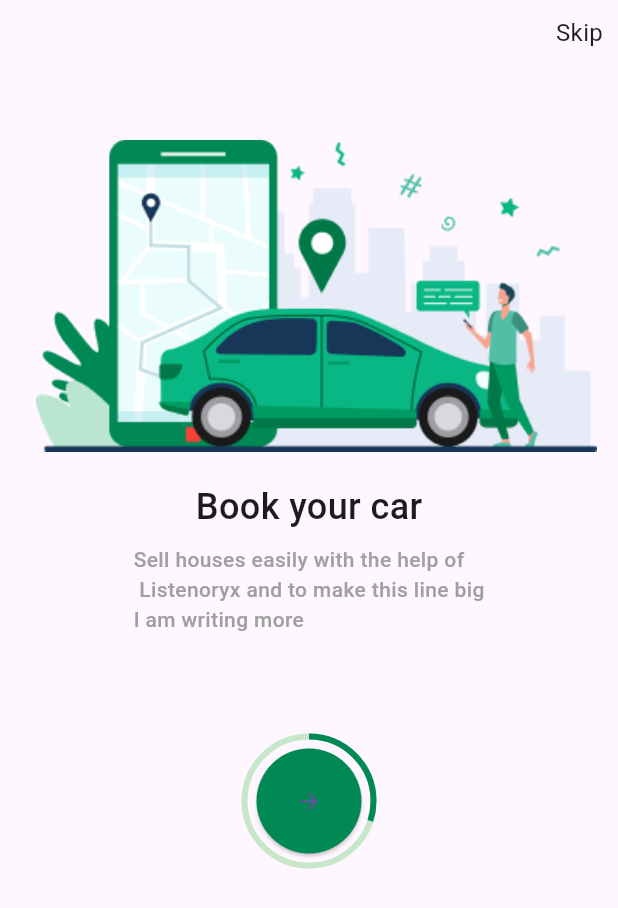
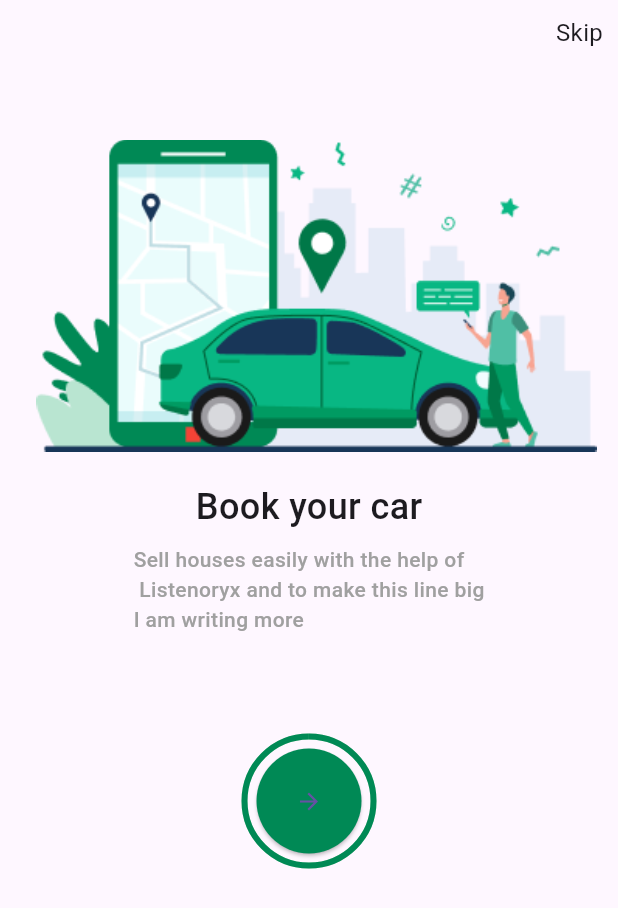
Before and after one commit to duaa804/ride_app, a Flutter app: the ThreeOnboarding screen opened by its route, on a phone screen of 412 x 824 dp. Shown: the top 908 px of the screen. Run offline on Flutter 3.47's test engine with Material 3 defaults, Android fonts, the phone set to English and light mode, and no system bars; our stand-ins replace dio, flutter_bloc, flutter_map, go_router, latlong2.

```diff
--- a/lib/main.dart
+++ b/lib/main.dart
@@ -16,15 +16,15 @@
 //   }
 // }
 import 'package:flutter/material.dart';
-import 'package:flutter_map/flutter_map.dart';
+
 import 'package:go_router/go_router.dart';
-import 'package:latlong2/latlong.dart';
 import 'package:ride_app/pages/01_onboarding.dart';
 import 'package:ride_app/pages/02_omboarding.dart';
 import 'package:ride_app/pages/03_onboarding.dart';
 import 'package:ride_app/pages/home_page.dart';
 import 'package:ride_app/pages/set_password.dart';
 import 'package:ride_app/pages/sign_up.dart';
+import 'package:ride_app/pages/welcome.dart';
 
 void main() {
   runApp(MyApp());
@@ -35,7 +35,7 @@ class MyApp extends StatefulWidget {
   State<MyApp> createState() => _MyAppState();
 }
 final GoRouter _router = GoRouter(
-  initialLocation: '/signup',
+  initialLocation: '/oneonboarding',
   routes: [
      GoRoute(
     path: '/oneonboarding',
@@ -44,6 +44,10 @@ final GoRouter _router = GoRouter(
   GoRoute(
     path: '/',
     builder: (context, state) => const HomePage(),
+  ),
+  GoRoute(
+    path: '/welcome',
+    builder: (context, state) =>  WelcomeScreen(),
   ),
   GoRoute(
       path: '/twoonboarding',
@@ -67,61 +71,7 @@ class _MyAppState extends State<MyApp> {
     return MaterialApp.router(
       routerConfig: _router,
       debugShowCheckedModeBanner: false,
-      // home: Scaffold(
-      //   body: FlutterMap(
-      //     options: MapOptions(
-      //         initialCenter: LatLng(33.5093553, 36.2939167),
-      //         initialZoom: 20,
-      //         onTap: (_, latlng) {
-      //           setState(() {
-      //             tappedPoints.add(latlng);
-      //             debugPrint(latlng.toString());
-      //           });
-      //         }),
-      //     children: [
-      //       TileLayer(
-      //         urlTemplate: 'https://tile.openstreetmap.org/{z}/{x}/{y}.png',
-      //         userAgentPackageName: 'com.example.app',
-      //       ),
-      //       MarkerLayer(
-      //         markers: [
-      //           Marker(
-      //             point: LatLng(33.5093553, 36.2939167),
-      //             width: 80,
-      //             height: 80,
-      //             child: Icon(
-      //               Icons.pin_drop,
-      //               size: 60,
-      //             ),
-      //           ),
-      //         ],
-      //       ),
-      //       MarkerLayer(
-      //         markers: [
-      //           Marker(
-      //             point: LatLng(33.50, 36.20),
-      //             width: 80,
-      //             height: 80,
-      //             child: Icon(Icons.home),
-      //           ),
-      //         ],
-      //       ),
-      //       RichAttributionWidget(
-      //         attributions: [
-      //           TextSourceAttribution(
-      //             'OpenStreetMap contributors',
-      //             onTap: () {},
-      //           ),
-      //         ],
-      //       ),
-      //     ],
-      //   ),
-      // ),
+
     );
   }
 }
-
-List<LatLng> tappedPoints = [
-  const LatLng(51.5, -0.09),
-  const LatLng(51.506678, -0.097124)
-];
--- a/lib/pages/02_omboarding.dart
+++ b/lib/pages/02_omboarding.dart
@@ -67,7 +67,7 @@ class TwoOnboarding extends StatelessWidget {
                 onTap: () {
                   context.go('/threeonboarding');
                 },
-                child: roundediconButton(value: 0.30)),
+                child: roundediconButton(value: 0.70)),
             // child: Stack(
             //   children:[ Container(
             //     width: 60,height: 60,
--- a/lib/pages/03_onboarding.dart
+++ b/lib/pages/03_onboarding.dart
@@ -2,6 +2,7 @@ import 'dart:ui';
 
 import 'package:flutter/material.dart';
 import 'package:flutter/widgets.dart';
+import 'package:go_router/go_router.dart';
 import 'package:ride_app/core/resources/colors.dart';
 import 'package:ride_app/core/resources/string.dart';
 import 'package:ride_app/core/widgets/buttons.dart';
@@ -50,7 +51,11 @@ class ThreeOnboarding extends StatelessWidget {
           ),
           Padding(
             padding:  EdgeInsets.only(top: 50),
-            child: roundediconButton(value: 0.30),
+            child: InkWell(
+              onTap: (){
+                context.go('/welcome');
+              },
+              child: roundediconButton(value: 1.0)),
 
 
 
```
Also changed, not shown: lib/pages/map.dart (deleted, +0 -34 lines), lib/pages/map_screen.dart (+72 -0 lines).
